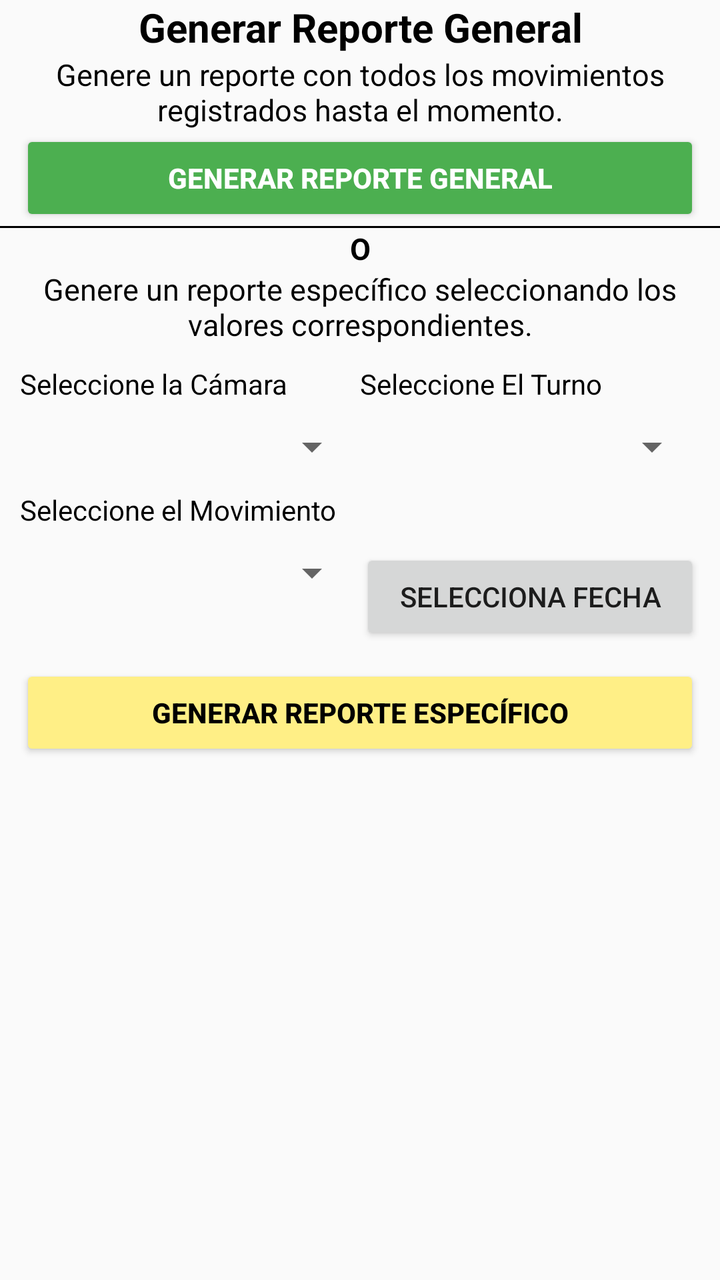
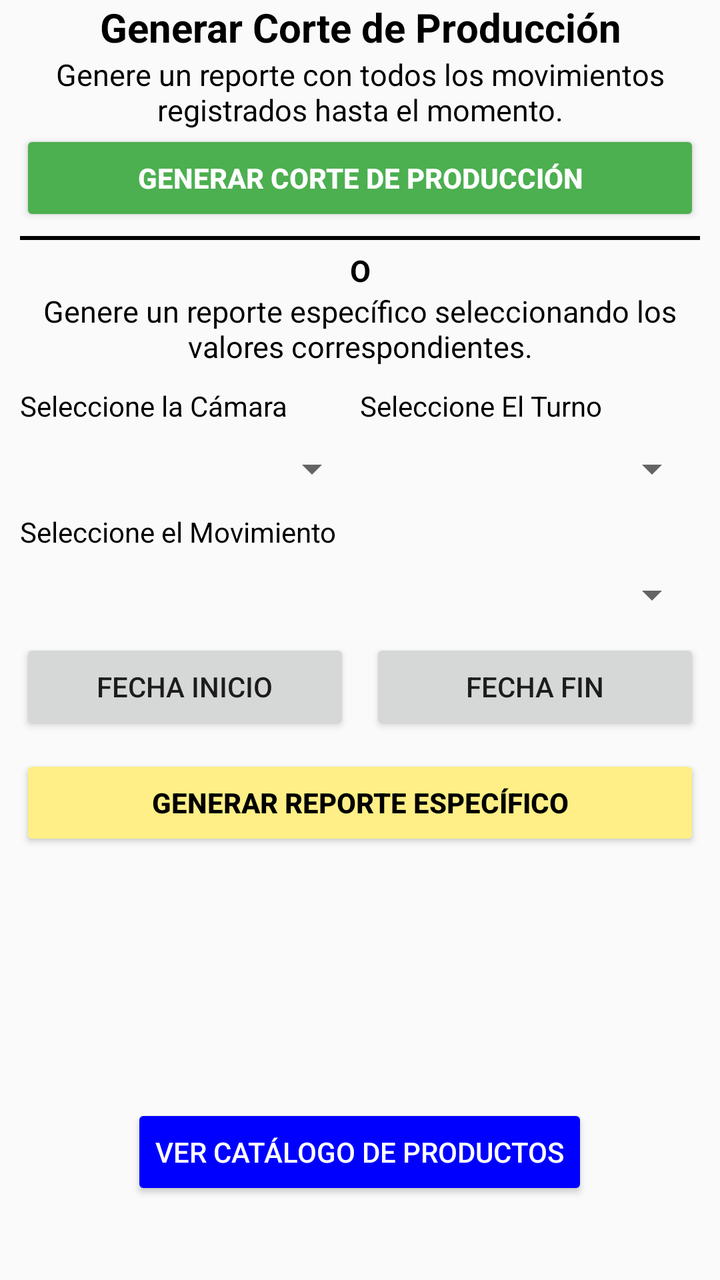

Compare the two renders of this Android layout. The source of the first and the diff that turns it into the second are given below.
<!-- AndroidManifest.xml: application theme Theme.Etiquetas -->
<!-- res/layout/fragment_reportes.xml -->
<?xml version="1.0" encoding="utf-8"?>
<LinearLayout xmlns:android="http://schemas.android.com/apk/res/android"
    xmlns:tools="http://schemas.android.com/tools"
    xmlns:app="http://schemas.android.com/apk/res-auto"
    android:id="@+id/reportesMain"
    android:layout_width="match_parent"
    android:layout_height="match_parent"
    android:orientation="vertical"
    tools:context=".reportesActivity">

    <TextView
        android:layout_width="match_parent"
        android:layout_height="wrap_content"
        android:text="@string/generateReport"
        android:textAlignment="center"
        android:textSize="20sp"
        android:textStyle="bold"
        android:textColor="@color/black"/>

    <TextView
        android:layout_width="match_parent"
        android:layout_height="wrap_content"
        android:text="Genere un reporte con todos los movimientos registrados hasta el momento."
        android:textAlignment="center"
        android:textColor="@color/black"
        android:textSize="15sp"
        />

    <Button
        android:id="@+id/generarReporteGeneral"
        android:layout_width="match_parent"
        android:layout_height="wrap_content"
        android:layout_marginHorizontal="10dp"
        android:backgroundTint="@color/green"
        android:text="@string/generateReport"
        android:textColor="@color/white"
        android:textStyle="bold"/>

    <com.google.android.material.divider.MaterialDivider
        android:layout_width="match_parent"
        android:layout_height="1dp"
        app:dividerColor="@color/black"/>

    <TextView
        android:layout_width="match_parent"
        android:layout_height="wrap_content"
        android:text="O"
        android:textAlignment="center"
        android:textColor="@color/black"
        android:textSize="15sp"
        android:textStyle="bold" />

    <TextView
        android:layout_width="match_parent"
        android:layout_height="wrap_content"
        android:text="Genere un reporte específico seleccionando los valores correspondientes."
        android:textAlignment="center"
        android:textColor="@color/black"
        android:textSize="15sp" />

    <LinearLayout
        android:layout_width="match_parent"
        android:layout_height="wrap_content"
        android:layout_marginHorizontal="10dp"
        android:layout_marginTop="10dp"
        android:orientation="horizontal">

        <TextView
            android:layout_width="0dp"
            android:layout_height="wrap_content"
            android:layout_weight="2"
            android:text="@string/select_camara"
            android:textColor="@color/black" />

        <TextView
            android:layout_width="0dp"
            android:layout_height="wrap_content"
            android:layout_weight="2"
            android:text="@string/select_turno"
            android:textColor="@color/black" />
    </LinearLayout>

    <LinearLayout
        android:layout_width="match_parent"
        android:layout_height="wrap_content"
        android:layout_marginHorizontal="10dp"
        android:layout_marginTop="10dp"
        android:orientation="horizontal">

        <Spinner
            android:id="@+id/selectorCamara"
            android:layout_width="0dp"
            android:layout_height="wrap_content"
            android:layout_weight="2" />

        <Spinner
            android:id="@+id/selectorTurno"
            android:layout_width="0dp"
            android:layout_height="wrap_content"
            android:layout_weight="2" />

    </LinearLayout>

    <LinearLayout
        android:layout_width="match_parent"
        android:layout_height="wrap_content"
        android:layout_marginHorizontal="10dp"
        android:layout_marginTop="10dp"
        android:orientation="horizontal">

        <TextView
            android:layout_width="0dp"
            android:layout_height="wrap_content"
            android:layout_weight="1"
            android:text="@string/select_mov"
            android:textAlignment="textStart"
            android:textColor="@color/black" />

    </LinearLayout>

    <LinearLayout
        android:layout_width="match_parent"
        android:layout_height="wrap_content"
        android:layout_marginHorizontal="10dp"
        android:layout_marginTop="10dp"
        android:orientation="horizontal">

        <Spinner
            android:id="@+id/selectorMovimiento"
            android:layout_width="0dp"
            android:layout_height="wrap_content"
            android:layout_weight="1" />

        <Button
            android:id="@+id/fechaReporte"
            android:layout_width="0dp"
            android:layout_height="wrap_content"
            android:layout_weight="1"
            android:focusable="false"
            android:clickable="true"
            android:text="Selecciona fecha" />


    </LinearLayout>

    <LinearLayout
        android:layout_width="match_parent"
        android:layout_height="wrap_content"
        android:layout_marginHorizontal="10dp"
        android:layout_marginTop="10dp"
        android:orientation="horizontal">

        <Button
            android:id="@+id/generarReporte"
            android:layout_width="match_parent"
            android:layout_height="wrap_content"
            android:backgroundTint="@color/yellow"
            android:text="@string/gen_specific_report"
            android:textAlignment="center"
            android:textColor="@color/black"
            android:textStyle="bold" />

    </LinearLayout>


</LinearLayout>
<!-- resources referenced by this layout -->
<resources>
  <color name="black">#FF000000</color>
  <color name="green">#4CAF50</color>
  <color name="white">#FFFFFFFF</color>
  <color name="yellow">#FFEF86</color>
  <string name="gen_specific_report">Generar Reporte Específico</string>
  <string name="generateReport">Generar Reporte General </string>
  <string name="select_camara">Seleccione la Cámara</string>
  <string name="select_mov">Seleccione el Movimiento</string>
  <string name="select_turno">Seleccione El Turno</string>
  <style name="Theme.Etiquetas" parent="Theme.AppCompat.Light.NoActionBar" />
</resources>

<!-- the commit's change to res/layout/fragment_reportes.xml (unified diff, before → after) -->
@@ -38,8 +38,10 @@
 
     <com.google.android.material.divider.MaterialDivider
         android:layout_width="match_parent"
-        android:layout_height="1dp"
-        app:dividerColor="@color/black"/>
+        android:layout_height="2dp"
+        app:dividerColor="@color/black"
+        android:layout_marginHorizontal="10dp"
+        android:layout_marginVertical="5dp"/>
 
     <TextView
         android:layout_width="match_parent"
@@ -127,20 +129,32 @@
 
         <Spinner
             android:id="@+id/selectorMovimiento"
-            android:layout_width="0dp"
-            android:layout_height="wrap_content"
-            android:layout_weight="1" />
+            android:layout_width="match_parent"
+            android:layout_height="wrap_content" />
+    </LinearLayout>
+
+    <LinearLayout
+        android:layout_width="match_parent"
+        android:layout_height="wrap_content"
+        android:layout_marginHorizontal="10dp"
+        android:layout_marginTop="10dp"
+        android:orientation="horizontal">
 
         <Button
-            android:id="@+id/fechaReporte"
+            android:id="@+id/btnFechaInicio"
             android:layout_width="0dp"
             android:layout_height="wrap_content"
             android:layout_weight="1"
-            android:focusable="false"
-            android:clickable="true"
-            android:text="Selecciona fecha" />
+            android:layout_marginEnd="5dp"
+            android:text="Fecha Inicio" />
 
-
+        <Button
+            android:id="@+id/btnFechaFin"
+            android:layout_width="0dp"
+            android:layout_height="wrap_content"
+            android:layout_weight="1"
+            android:layout_marginStart="5dp"
+            android:text="Fecha Fin" />
     </LinearLayout>
 
     <LinearLayout
@@ -162,5 +176,20 @@
 
     </LinearLayout>
 
+    <View
+        android:layout_width="match_parent"
+        android:layout_height="0dp"
+        android:layout_weight="1"/>
+
+    <Button
+        android:id="@+id/catalogoProducts"
+        android:layout_width="wrap_content"
+        android:layout_height="wrap_content"
+        android:text="Ver Catálogo de Productos"
+        android:backgroundTint="@color/blue"
+        android:textColor="@color/white"
+        android:layout_gravity="center_horizontal"
+        android:layout_marginBottom="40dp"/>
+
 
 </LinearLayout>
<!-- resource entries referenced after the edit -->
@@ -1,11 +1,12 @@
 <!-- resources referenced by this layout -->
 <resources>
   <color name="black">#FF000000</color>
+  <color name="blue">#0000FF</color>
   <color name="green">#4CAF50</color>
   <color name="white">#FFFFFFFF</color>
   <color name="yellow">#FFEF86</color>
   <string name="gen_specific_report">Generar Reporte Específico</string>
-  <string name="generateReport">Generar Reporte General </string>
+  <string name="generateReport">Generar Corte de Producción </string>
   <string name="select_camara">Seleccione la Cámara</string>
   <string name="select_mov">Seleccione el Movimiento</string>
   <string name="select_turno">Seleccione El Turno</string>
